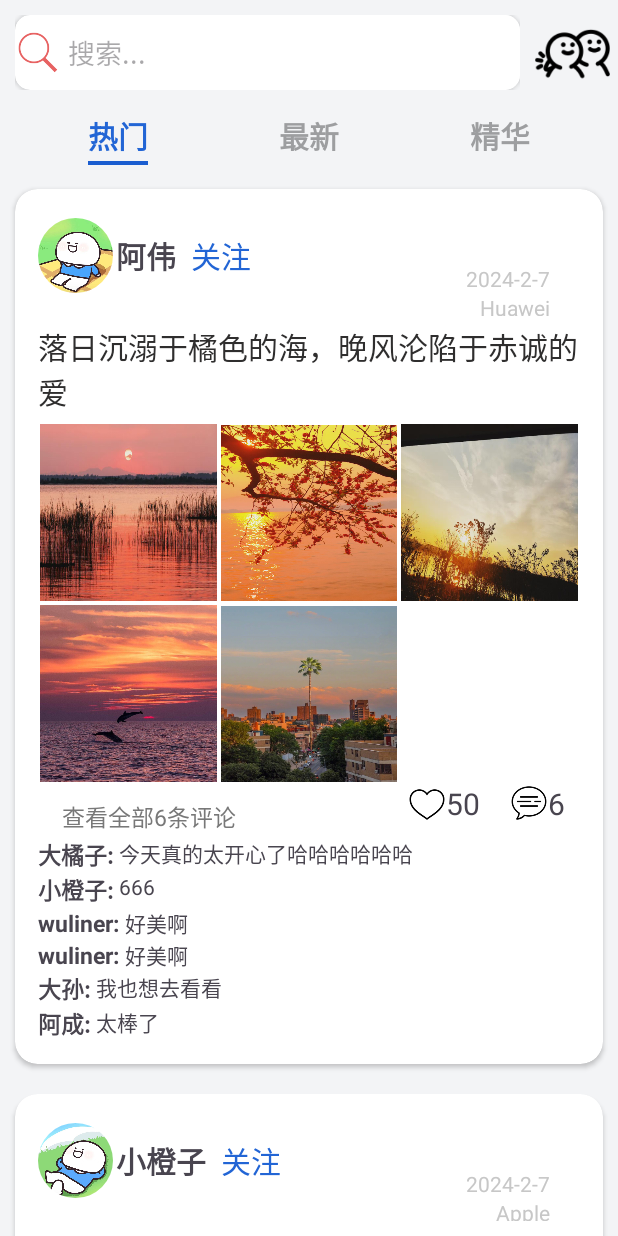
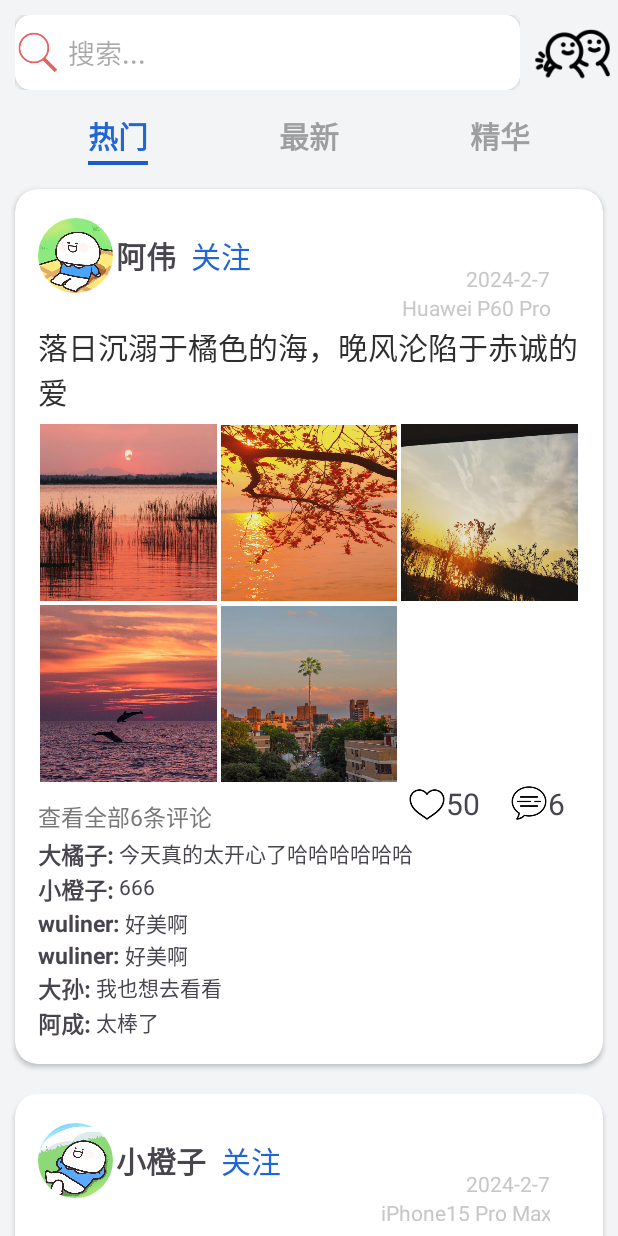
Before and after one commit to bitByte404/TraverlDiary, an Android app: the screen it shows after launch (MainActivity), on a phone screen of 412 x 824 dp. Run offline under Robolectric (Android 15) with nearby library versions, the phone set to English and light mode, and no system bars.

Commit message:
修改机型显示不完全bug

```diff
--- a/app/src/main/java/com/application/traverldiary/customView/PaginationView.kt
+++ b/app/src/main/java/com/application/traverldiary/customView/PaginationView.kt
@@ -15,6 +15,7 @@ class PaginationView(context: Context, attrs: AttributeSet?) : FrameLayout(conte
     private var defaultHeightColor = ContextCompat.getColor(context, R.color.height_blue)
     private var heightColor: Int
     private var unslectedColor: Int = ContextCompat.getColor(context, R.color.unselected_color)
+    private var isDefaultSort = false
 
     init {
         binding = LayoutPaginationViewBinding.inflate(LayoutInflater.from(context))
@@ -30,8 +31,7 @@ class PaginationView(context: Context, attrs: AttributeSet?) : FrameLayout(conte
 //        binding.sortName.setTextColor(heightColor)
         //设置分类名称
         binding.sortName.text = sortName
-
-        changeState(sortName == "热门") //TODO 只是为了测试效果，后面需要修改
+        changeState(false)
     }
 
     //根据是否选中，修改
@@ -44,4 +44,9 @@ class PaginationView(context: Context, attrs: AttributeSet?) : FrameLayout(conte
             binding.sortName.setTextColor(unslectedColor)
         }
     }
+
+    //设置是否是默认分类
+    fun setDefaultSort() {
+        changeState(true)
+    }
 }
--- a/app/src/main/java/com/application/traverldiary/fragments/CommunityFragment.kt
+++ b/app/src/main/java/com/application/traverldiary/fragments/CommunityFragment.kt
@@ -24,13 +24,21 @@ class CommunityFragment : Fragment() {
         inflater: LayoutInflater, container: ViewGroup?,
         savedInstanceState: Bundle?
     ): View {
-        // Inflate the layout for this fragment
         binding = FragmentCommunityBinding.inflate(inflater)
         initTestData() //TODO 测试数据，后面需要关闭
         initData()
         return binding.root
     }
 
+    override fun onViewCreated(view: View, savedInstanceState: Bundle?) {
+        super.onViewCreated(view, savedInstanceState)
+        //配置热门分类是默认分类
+        binding.hotBar.setDefaultSort()
+    }
+
+
+
+    //初始话数据
     fun initData() {
         val adapter = DynamicAdapter()
         binding.recyclerView.layoutManager = LinearLayoutManager(
@@ -102,7 +110,7 @@ class CommunityFragment : Fragment() {
             50,
             user,
             testData,
-            "Huawei",
+            "Huawei P60 Pro",
             comments
         ))
 
@@ -114,7 +122,7 @@ class CommunityFragment : Fragment() {
             34,
             user2,
             testData,
-            "Apple",
+            "iPhone15 Pro Max",
             comments
         ))
 
--- a/app/src/main/res/layout/fragment_community.xml
+++ b/app/src/main/res/layout/fragment_community.xml
@@ -1,5 +1,6 @@
 <?xml version="1.0" encoding="utf-8"?>
-<androidx.constraintlayout.widget.ConstraintLayout xmlns:android="http://schemas.android.com/apk/res/android"
+<androidx.constraintlayout.widget.ConstraintLayout
+    xmlns:android="http://schemas.android.com/apk/res/android"
     xmlns:app="http://schemas.android.com/apk/res-auto"
     xmlns:tools="http://schemas.android.com/tools"
     android:id="@+id/frameLayout"
@@ -13,11 +14,23 @@
         android:layout_width="0dp"
         android:layout_height="50dp"
         android:layout_margin="10dp"
-        app:layout_constraintEnd_toStartOf="@+id/imageView2"
+        app:layout_constraintEnd_toStartOf="@+id/friends"
         app:layout_constraintHorizontal_bias="0.5"
         app:layout_constraintStart_toStartOf="parent"
         app:layout_constraintTop_toTopOf="parent" />
 
+
+    <ImageView
+        android:id="@+id/friends"
+        android:layout_width="50dp"
+        android:layout_height="50dp"
+        android:layout_marginEnd="5dp"
+        android:src="@drawable/icon_group"
+        app:layout_constraintBottom_toBottomOf="@+id/search_view"
+        app:layout_constraintEnd_toEndOf="parent"
+        app:layout_constraintHorizontal_bias="0.5"
+        app:layout_constraintStart_toEndOf="@+id/search_view"
+        app:layout_constraintTop_toTopOf="@+id/search_view" />
 
         <com.application.traverldiary.customView.PaginationView
             android:id="@+id/hot_bar"
@@ -63,17 +76,4 @@
             app:layout_constraintEnd_toEndOf="parent"
             app:layout_constraintStart_toStartOf="parent"
             app:layout_constraintTop_toBottomOf="@+id/hot_bar" />
-
-    <ImageView
-        android:id="@+id/imageView2"
-        android:layout_width="50dp"
-        android:layout_height="50dp"
-        android:layout_marginEnd="5dp"
-        android:src="@drawable/icon_group"
-        app:layout_constraintBottom_toBottomOf="@+id/search_view"
-        app:layout_constraintEnd_toEndOf="parent"
-        app:layout_constraintHorizontal_bias="0.5"
-        app:layout_constraintStart_toEndOf="@+id/search_view"
-        app:layout_constraintTop_toTopOf="@+id/search_view" />
-
 </androidx.constraintlayout.widget.ConstraintLayout>
--- a/app/src/main/res/layout/layout_dynamic.xml
+++ b/app/src/main/res/layout/layout_dynamic.xml
@@ -58,7 +58,7 @@
 
         <TextView
             android:id="@+id/phone"
-            android:layout_width="60dp"
+            android:layout_width="wrap_content"
             android:layout_height="15dp"
             android:gravity="right"
             android:text="HUAWEI"
@@ -90,12 +90,11 @@
             android:id="@+id/all_comment"
             android:layout_width="wrap_content"
             android:layout_height="wrap_content"
-            android:layout_marginStart="16dp"
+            android:layout_marginTop="10dp"
             android:text="查看全部4条评论"
+            android:textColor="#787878"
             android:textSize="15sp"
-            android:layout_marginTop="10dp"
-            android:textColor="#787878"
-            app:layout_constraintStart_toStartOf="parent"
+            app:layout_constraintStart_toStartOf="@+id/recyclerview_pictures"
             app:layout_constraintTop_toBottomOf="@+id/recyclerview_pictures" />
 
         <ImageView
```
Lines whose indentation alone changed are shown as unchanged.
